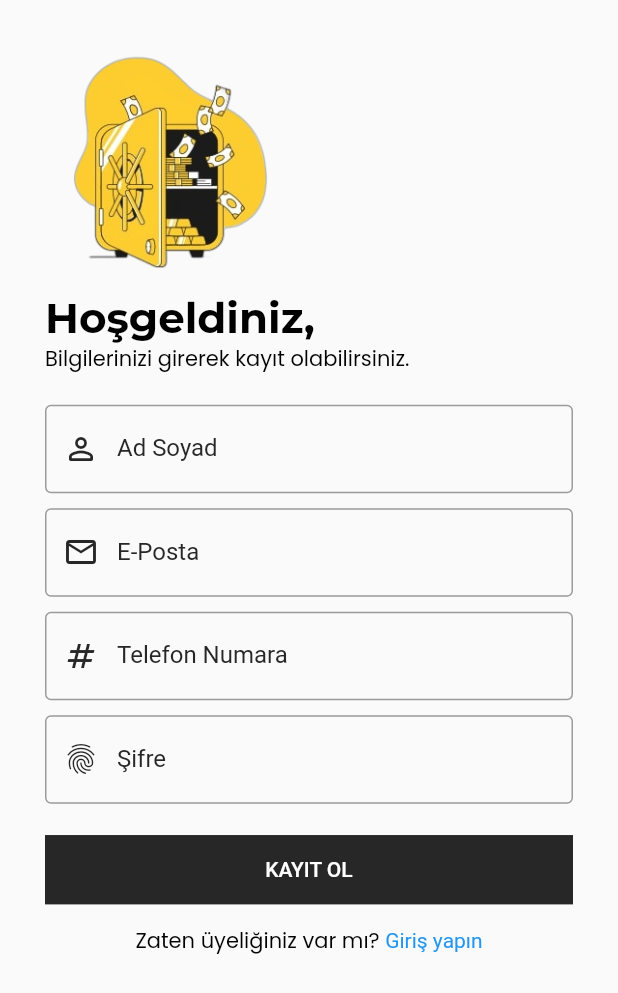
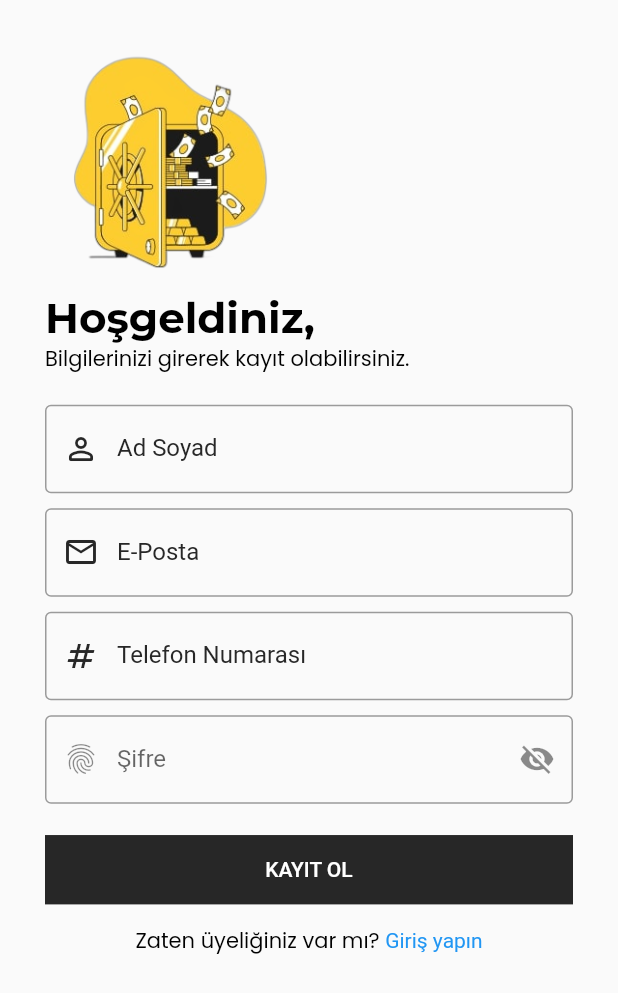
Before and after one commit to yakupgunes/tasks, a Flutter app: the SignUpScreen screen opened directly, on a phone screen of 412 x 824 dp. Shown: the top 993 px of the screen. Run offline on Flutter 3.47's test engine with Material 2 defaults, Android fonts, the phone set to English and light mode, and no system bars; our stand-ins replace cloud_firestore, firebase_auth, firebase_core, flutter_otp_text_field, get, google_fonts and 1 more; accounts and stored records are empty; network calls fail.

Commit message:
phone no auth --

```diff
--- a/lib/src/constants/text_strings.dart
+++ b/lib/src/constants/text_strings.dart
@@ -1,4 +1,6 @@
 //App Text Strings
+// ignore_for_file: constant_identifier_names
+
 const String tAppName = ".paraKazan/";
 const String tAppTagLine = "Görevleri Uygula.\nParanı Hemen Kazan!";
 
@@ -28,7 +30,7 @@ const String tSignUpSubTitle = "Bilgilerinizi girerek kayıt olabilirsiniz.";
 const String tAlreadyHaveAnAccount = "Zaten üyeliğiniz var mı? ";
 const String tLogin2 = "Giriş yapın";
 const String tFullName = "Ad Soyad";
-const String tPhoneNumber = "Telefon Numara";
+const String tPhoneNumber = "Telefon Numarası";
 
 //-- Forget Password Text
 const String tForgetPasswordTitle = "Seçiminizi yapınız!";
@@ -37,6 +39,8 @@ const String tForgetPasswordSubTitle =
 const String tResetViaEmail = "E-posta ile şifrenizi sıfırlayın.";
 const String tResetViaPhone = "Telefon numarası ile şifrenizi sıfırlayın.";
 const String tNext = "Sonraki";
+const String tSendMail = "Gönder";
+
 //const String tForgetPasswor
 
 //--Forget Password Via Phone -Text
@@ -45,6 +49,9 @@ const String tForgetPhoneSubTitle = "Kayıtlı telefon numaranızı giriniz.";
 //--Forget Password Via Mail -Text
 const String tForgetMailSubTitle =
     "E-posta adresinize yeni şifre belirlemeniz için bir bağlantı göndereceğiz.";
+const String tSendingMailSuccess = "Gönderildi!";
+const String tErrorSendingEmail = "E-posta gönderilemedi.";
+const String tErrorSendingEmail2 = "Lütfen tekrar deneyiniz.";
 
 //--VERİFİCATİON PASSWORD SCREEN - TEXT
 const String tOtpSubTitle = "Doğrulama";
--- /dev/null
+++ b/lib/src/features/authentication/models/user_model.dart
@@ -0,0 +1,24 @@
+class UserModel {
+  final String? id;
+  final String fullName;
+  final String email;
+  final String phoneNo;
+  final String password;
+
+  const UserModel({
+    this.id,
+    required this.email,
+    required this.password,
+    required this.fullName,
+    required this.phoneNo,
+  });
+
+  tojson() {
+    return {
+      "FullName": fullName,
+      "Email": email,
+      "Phone": phoneNo,
+      "Password": password,
+    };
+  }
+}
--- a/lib/src/features/authentication/screens/signup/signup_screen.dart
+++ b/lib/src/features/authentication/screens/signup/signup_screen.dart
@@ -5,16 +5,19 @@ import 'package:get/get.dart';
 import 'package:kolaypara/src/constants/colors.dart';
 import 'package:kolaypara/src/constants/sizes.dart';
 import 'package:kolaypara/src/features/authentication/controllers/signup_controller.dart';
+import 'package:kolaypara/src/features/authentication/models/user_model.dart';
+import 'package:kolaypara/src/features/authentication/screens/forget_password/forget_password_otp/otp_screen.dart';
 import 'package:kolaypara/src/features/authentication/screens/login/login_screen.dart';
 import '../../../../constants/image_strings.dart';
 import '../../../../constants/text_strings.dart';
 
 class SignUpScreen extends StatelessWidget {
   const SignUpScreen({super.key});
-  static final _formKey = GlobalKey<FormState>();
+  static final GlobalKey<FormState> _formKey1 = GlobalKey<FormState>();
 
   @override
   Widget build(BuildContext context) {
+    var isObsecure = true.obs;
     final controller = Get.put(SignUpController());
     final size = MediaQuery.of(context).size;
     return SafeArea(
@@ -36,7 +39,7 @@ class SignUpScreen extends StatelessWidget {
                 Container(
                   padding: EdgeInsets.symmetric(vertical: tFormHeight - 10),
                   child: Form(
-                    key: _formKey,
+                    key: _formKey1,
                     child: Column(
                       crossAxisAlignment: CrossAxisAlignment.start,
                       children: [
@@ -99,20 +102,25 @@ class SignUpScreen extends StatelessWidget {
                         SizedBox(
                           height: tFormHeight - 20,
                         ),
-                        TextFormField(
-                          controller: controller.password,
-                          obscureText: true,
-                          decoration: InputDecoration(
-                            label: Text(tPassword),
-                            border: OutlineInputBorder(),
-                            prefixIcon: Icon(
-                              Icons.fingerprint,
-                              color: tSecondaryColor,
-                            ),
-                            labelStyle: TextStyle(color: tSecondaryColor),
-                            focusedBorder: OutlineInputBorder(
-                              borderSide:
-                                  BorderSide(width: 2, color: tSecondaryColor),
+                        Obx(
+                          () => TextFormField(
+                            controller: controller.password,
+                            obscureText: isObsecure.value,
+                            decoration: InputDecoration(
+                              prefixIcon: Icon(Icons.fingerprint),
+                              labelText: tPassword,
+                              hintText: tPassword,
+                              border: OutlineInputBorder(),
+                              suffixIcon: Obx(
+                                () => GestureDetector(
+                                  onTap: () {
+                                    isObsecure.value = !isObsecure.value;
+                                  },
+                                  child: Icon(isObsecure.value
+                                      ? Icons.visibility_off
+                                      : Icons.visibility),
+                                ),
+                              ),
                             ),
                           ),
                         ),
@@ -121,11 +129,16 @@ class SignUpScreen extends StatelessWidget {
                           width: double.infinity,
                           child: ElevatedButton(
                             onPressed: () {
-                              if (_formKey.currentState!.validate()) {
+                              if (_formKey1.currentState!.validate()) {
+                                //Email ve şifre kayıt
                                 SignUpController.instance.registerUser(
                                     controller.email.text.trim(),
                                     controller.password.text.trim());
-                                //SignUpController.instance.phoneAuthentication(controller.phoneNo.text.trim());
+                                //SignUpController.instance.phoneAuthentication(
+                                //controller.phoneNo.text.trim());
+                                //Get.to(() => OTPScreen());
+                                //final user = UserModel(email: controller.email.text.trim(),password: controller.password.text.trim(),fullName: controller.fullName.text.trim(),phoneNo: controller.phoneNo.text.trim(),);
+                                //SignUpController.instance.createUser(user);
                                 //Get.to(() => OTPScreen());
                               }
                             },
--- a/pubspec.yaml
+++ b/pubspec.yaml
@@ -46,6 +46,7 @@ dependencies:
   flutter_otp_text_field: ^1.1.1
   firebase_core: ^2.12.0
   firebase_auth: ^4.6.0
+  cloud_firestore: ^4.7.0
 
 
 
```
Also changed, not shown: lib/main.dart (+4 -3 lines), lib/src/features/authentication/controllers/forget_password_controller.dart (added, +24 -0 lines), lib/src/features/authentication/controllers/key_controller.dart (added, +8 -0 lines), lib/src/features/authentication/controllers/signup_controller.dart (+12 -0 lines), lib/src/features/authentication/screens/forget_password/forget_password_mail/forget_password_mail.dart (+7 -2 lines), lib/src/features/authentication/screens/login/login_screen.dart (+23 -12 lines), lib/src/repository/user_repository/user_repository.dart (added, +26 -0 lines), 2 other files.
